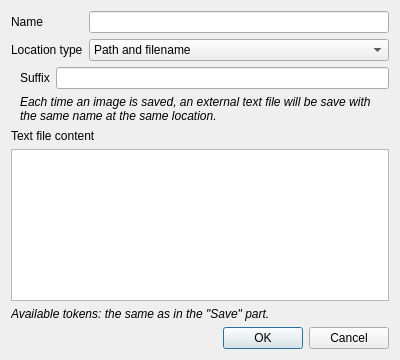
First picture: the form in src/gui/src/settings/log-window.ui, repository Bionus/imgbrd-grabber, before the edit.
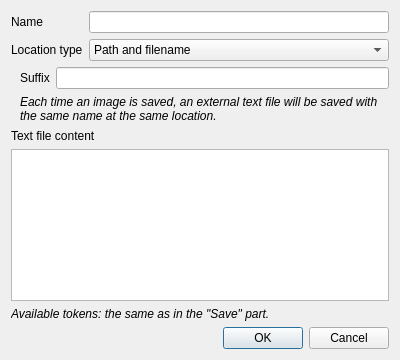
Second picture: the form after the edit. The open tabs and pages were chosen to show the change.

Patch:
```diff
--- a/src/gui/src/settings/log-window.ui
+++ b/src/gui/src/settings/log-window.ui
@@ -181,7 +181,7 @@
           </font>
          </property>
          <property name="text">
-          <string>Each time an image is saved, an external text file will be save with the same name at the same location.</string>
+          <string>Each time an image is saved, an external text file will be saved with the same name at the same location.</string>
          </property>
          <property name="wordWrap">
           <bool>true</bool>
```
